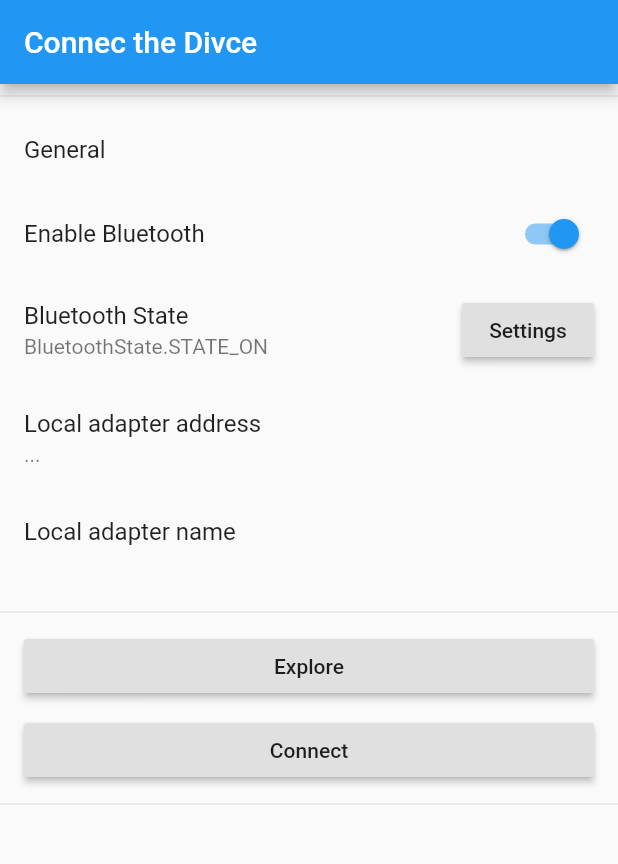
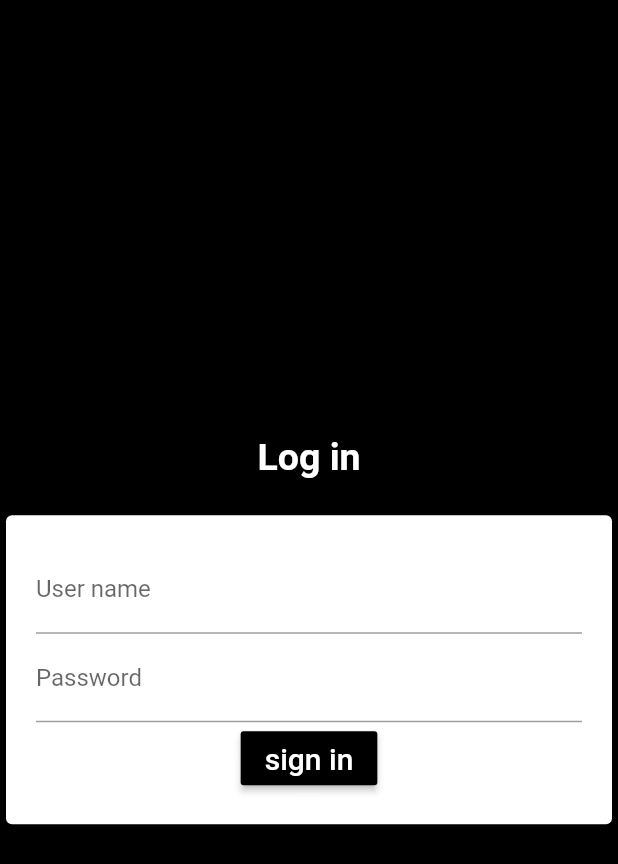
Before and after one commit to mahmednabil109/Com-H-Hackathon, a Flutter app: the screen it shows after launch, on a phone screen of 412 x 824 dp. Shown: the top 864 px of the screen. Run offline on Flutter 3.47's test engine with Material 2 defaults, Android fonts, the phone set to English and light mode, and no system bars; our stand-ins replace flutter_bluetooth_serial.

Commit message:
second comment agry

```diff
--- a/lib/main.dart
+++ b/lib/main.dart
@@ -1,11 +1,16 @@
 import 'package:flutter/material.dart';
-import './pages/BluetoothStatusPage.dart';
+// import 'pages/BluetoothStatusPage.dart';
+import 'pages/LoginPage.dart';
 
 void main() => runApp(new App());
 
 class App extends StatelessWidget {
   @override
   Widget build(BuildContext context) {
-    return MaterialApp(home: BluetoothStatusPage());
+    return MaterialApp(
+      home: LoginPage(),
+      /*BluetoothStatusPage()*/
+      debugShowCheckedModeBanner: false,
+    );
   }
 }
--- /dev/null
+++ b/lib/pages/LoginPage.dart
@@ -0,0 +1,82 @@
+import 'package:flutter/material.dart';
+import 'package:flutter_bluetooth_serial/flutter_bluetooth_serial.dart';
+import '../pages/SeqPage.dart';
+
+class LoginPage extends StatelessWidget {
+  final formkey = GlobalKey<FormState>();
+  String username;
+  @override
+  Widget build(BuildContext context) {
+    final myController = TextEditingController();
+    return Scaffold(
+      backgroundColor: Colors.black,
+      body: Center(
+        child: SingleChildScrollView(
+          child: Form(
+            key: formkey,
+            child: Column(
+              children: <Widget>[
+                Padding(
+                  padding: const EdgeInsets.all(20.0),
+                  child: Text(
+                    "Log in",
+                    style: TextStyle(
+                      fontSize: 25,
+                      color: Colors.white,
+                      fontWeight: FontWeight.bold,
+                    ),
+                  ),
+                ),
+                Card(
+                  child: Padding(
+                    padding: const EdgeInsets.all(20.0),
+                    child: Column(
+                      children: <Widget>[
+                        TextField(
+                          keyboardType: TextInputType.emailAddress,
+                          decoration: InputDecoration(
+                            hintText: "Enter username",
+                            labelText: "User name",
+                          ),
+                          controller: myController,
+                        ),
+                        TextField(
+                          keyboardType: TextInputType.visiblePassword,
+                          obscureText: true,
+                          decoration: InputDecoration(
+                            hintText: "Enter password",
+                            labelText: "Password",
+                          ),
+                        ),
+                        RaisedButton(
+                          onPressed: () {
+                            username = myController.text;
+                            Navigator.push(
+                                context,
+                                MaterialPageRoute(
+                                    builder: (context) => SeqPage(
+                                          name: username,
+                                          server: BluetoothDevice(),
+                                        )));
+                          },
+                          color: Colors.black,
+                          child: Text(
+                            "sign in",
+                            style: TextStyle(
+                              fontSize: 20,
+                              color: Colors.white,
+                            ),
+                          ),
+                        )
+                      ],
+                    ),
+                  ),
+                ),
+              ],
+            ),
+          ),
+        ),
+      ),
+    );
+  }
+}
--- a/lib/pages/Tmp.dart
+++ b/lib/pages/Tmp.dart
@@ -1,5 +1,3 @@
-import 'dart:async';
-import 'dart:convert';
 import 'dart:typed_data';
 import 'package:flutter/material.dart';
 import 'package:flutter_bluetooth_serial/flutter_bluetooth_serial.dart';
```
Also changed, not shown: lib/pages/BluetoothStatusPage.dart (+7 -1 lines), lib/pages/DiscoveryPage.dart (+15 -15 lines), lib/pages/SeqPage.dart (added, +329 -0 lines).
